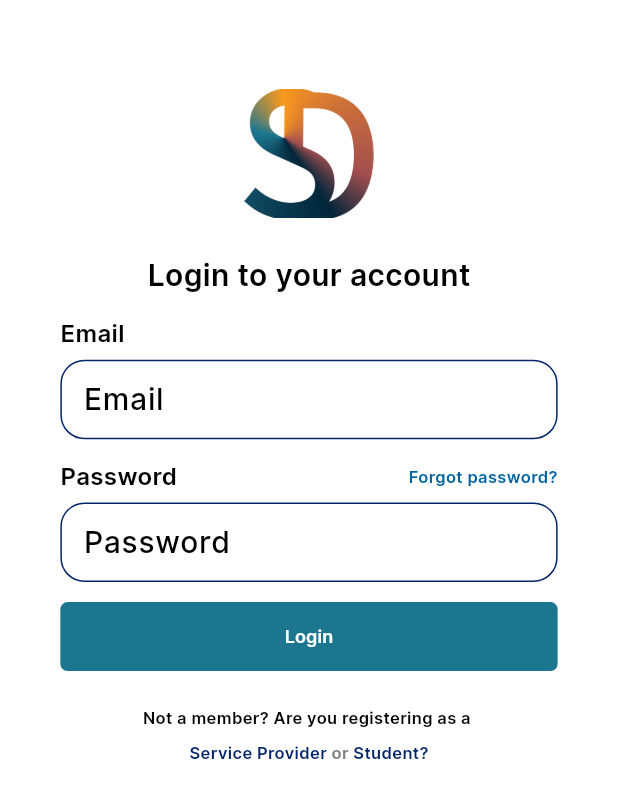
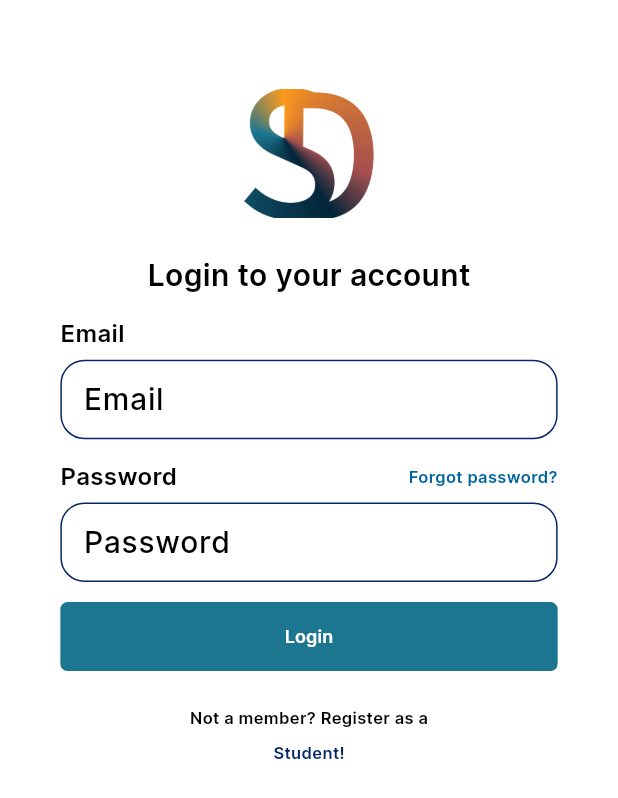
Before and after one commit to Ustachkaa/student_den, a Flutter app: the LoginScreen screen opened by its route, on a phone screen of 412 x 824 dp. Shown: the top 798 px of the screen. Run offline on Flutter 3.47's test engine with Material 3 defaults, Android fonts, the phone set to English and light mode, and no system bars; our stand-ins replace bloc, cached_network_image, cloud_firestore, connectivity_plus, equatable, firebase_auth and 5 more; accounts and stored records are empty.

```diff
--- a/lib/Presentation/Login_Registration/login_page/login_screen.dart
+++ b/lib/Presentation/Login_Registration/login_page/login_screen.dart
@@ -182,38 +182,26 @@ class LoginScreen extends StatelessWidget {
   }
 
   Widget _buildFooterSection(BuildContext context) {
-    return Column(
+    return Center(
+      child: Column(
+        mainAxisSize: MainAxisSize.min,
         children: [
           Text(
-          "msg_not_a_member_are".tr,
+            "Not a member? Register as a",
             style: theme.textTheme.labelMedium,
           ),
           SizedBox(height: 8.h),
-        Row(
-          mainAxisAlignment: MainAxisAlignment.center,
-          children: [
-            GestureDetector(
-              child: Text(
-                "Service Provider",
-                style: CustomTextStyles.labelMediumOnSecondaryContainer,
-              ),
-            ),
-            Text(
-              " or ",
-              style: CustomTextStyles.labelMediumGray600,
-            ),
           GestureDetector(
             onTap: () {
               Navigator.pushNamed(context, AppRoutes.studentRegistrationScreen);
             },
             child: Text(
-                "Student?",
+              "Student!",
               style: CustomTextStyles.labelMediumOnSecondaryContainer_1,
             ),
           ),
         ],
       ),
-      ],
     );
   }
 }
```
Also changed, not shown: lib/Presentation/Login_Registration/student_registration_screen/student_registration_screen.dart (+21 -0 lines). Lines whose indentation alone changed are shown as unchanged.
